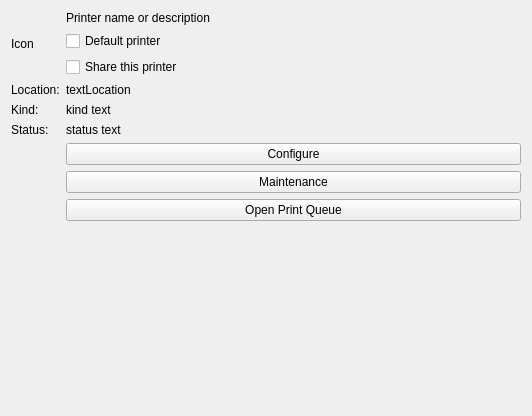
Old version of the form printer-manager-kcm/PrinterDescription.ui in the repository KDE/print-manager.
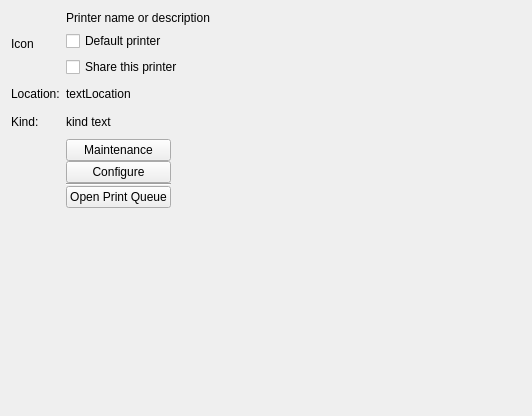
New version of the form. Custom widgets are drawn as their Qt base class.

```diff
--- a/printer-manager-kcm/PrinterDescription.ui
+++ b/printer-manager-kcm/PrinterDescription.ui
@@ -13,6 +13,9 @@
   <layout class="QGridLayout" name="gridLayout">
    <item row="0" column="0">
     <layout class="QFormLayout" name="formLayout">
+     <property name="fieldGrowthPolicy">
+      <enum>QFormLayout::ExpandingFieldsGrow</enum>
+     </property>
      <property name="rowWrapPolicy">
       <enum>QFormLayout::DontWrapRows</enum>
      </property>
@@ -112,32 +115,19 @@
        </property>
       </widget>
      </item>
-     <item row="3" column="0">
-      <widget class="QLabel" name="statusL">
-       <property name="text">
-        <string comment="@label current status of the printer">Status:</string>
-       </property>
-      </widget>
-     </item>
      <item row="3" column="1">
-      <widget class="QLabel" name="statusMsgL">
-       <property name="sizePolicy">
-        <sizepolicy hsizetype="Expanding" vsizetype="Expanding">
-         <horstretch>0</horstretch>
-         <verstretch>0</verstretch>
-        </sizepolicy>
-       </property>
-       <property name="text">
-        <string notr="true">status text</string>
-       </property>
-       <property name="wordWrap">
-        <bool>true</bool>
-       </property>
-      </widget>
-     </item>
-     <item row="4" column="1">
       <layout class="QGridLayout" name="gridLayout_3">
+       <property name="verticalSpacing">
+        <number>0</number>
+       </property>
        <item row="1" column="0">
+        <widget class="KPushButton" name="configurePB">
+         <property name="text">
+          <string>Configure</string>
+         </property>
+        </widget>
+       </item>
+       <item row="0" column="0">
         <widget class="KPushButton" name="maintenancePB">
          <property name="text">
           <string comment="@action:button">Maintenance</string>
@@ -145,6 +135,13 @@
         </widget>
        </item>
        <item row="2" column="0">
+        <widget class="Line" name="line">
+         <property name="orientation">
+          <enum>Qt::Horizontal</enum>
+         </property>
+        </widget>
+       </item>
+       <item row="3" column="0">
         <widget class="KPushButton" name="openQueuePB">
          <property name="sizePolicy">
           <sizepolicy hsizetype="Minimum" vsizetype="Fixed">
@@ -157,13 +154,6 @@
          </property>
         </widget>
        </item>
-       <item row="0" column="0">
-        <widget class="KPushButton" name="configurePB">
-         <property name="text">
-          <string>Configure</string>
-         </property>
-        </widget>
-       </item>
       </layout>
      </item>
     </layout>
```
Left out of the diff: 26 changed lines with no effect on the pictures.
